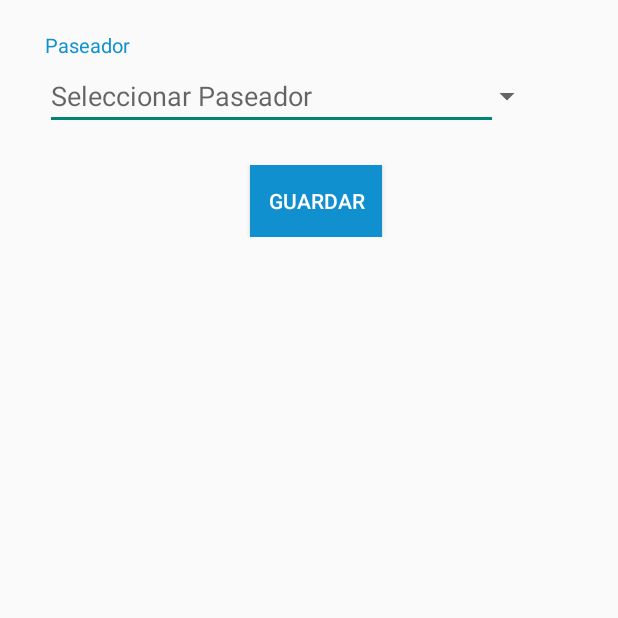
After one commit to UTN-FRBA-Mobile/Dogger, an Android app: the SeleccionarPaseadorActivity screen opened directly, with no data from a screen before it, on a phone screen of 412 x 824 dp, the top half of it. The commit adds this screen. Run offline under Robolectric (Android 15) with nearby library versions, the light colour scheme and no system bars; our stand-ins replace Firebase (no records; nobody signed in at launch, a user with empty details on screens opened directly).

Commit message:
Agrego vista para seleccionar Paseador

```diff
--- a/app/src/main/AndroidManifest.xml
+++ b/app/src/main/AndroidManifest.xml
@@ -38,6 +38,7 @@
         <activity android:name=".CalendarioPaseadorActivity" />
         <activity android:name=".UserProfileActivity" />
         <activity android:name=".RegisterActivity" />
+        <activity android:name=".SeleccionarPaseadorActivity" />
         <activity android:name=".MainActivity" />
         <activity
             android:name=".LoginActivity"
--- /dev/null
+++ b/app/src/main/java/com/example/dogger/SeleccionarPaseadorActivity.kt
@@ -0,0 +1,126 @@
+package com.example.dogger
+
+import android.content.Intent
+import android.os.Bundle
+import android.text.TextUtils
+import android.view.View
+import android.widget.*
+import androidx.appcompat.app.AppCompatActivity
+import com.example.dogger.com.example.dogger.User
+import com.google.firebase.auth.FirebaseAuth
+import com.google.firebase.auth.FirebaseUser
+import com.google.firebase.database.*
+import com.google.firebase.database.DataSnapshot
+
+
+class SeleccionarPaseadorActivity : AppCompatActivity() {
+
+    private lateinit var txtsp: AutoCompleteTextView
+
+    private lateinit var spinner: Spinner
+
+    private lateinit var database: FirebaseDatabase
+    private lateinit var dfReference: DatabaseReference
+    private lateinit var auth: FirebaseAuth
+    private lateinit var user: FirebaseUser
+
+    override fun onCreate(savedInstanceState: Bundle?) {
+        super.onCreate(savedInstanceState)
+        setContentView(R.layout.activity_seleccionar_paseador)
+
+        auth = FirebaseAuth.getInstance()
+        database = FirebaseDatabase.getInstance()
+        dfReference = database.getReference()
+        user = auth.currentUser!!
+
+        txtsp = findViewById(R.id.txtsp)
+        spinner = findViewById(R.id.spinner)
+
+        val ref = dfReference.child("User")
+        ref.addValueEventListener(object :
+            ValueEventListener {
+            override fun onDataChange(dataSnapshot: DataSnapshot) {
+                val users = arrayListOf<String>()
+                users.add("")
+                for (userDataSnapshot in dataSnapshot.children) {
+                    val user = userDataSnapshot.getValue(User::class.java)
+                    if (user != null) {
+                        if("Paseador".equals(user.userType)){
+                            users.add(user.name)
+                        }
+                    }
+                }
+                val arrayAdapter =
+                    ArrayAdapter(applicationContext, android.R.layout.simple_spinner_item, users)
+                arrayAdapter.setDropDownViewResource(android.R.layout.simple_spinner_dropdown_item)
+                spinner.adapter = arrayAdapter
+            }
+
+            override fun onCancelled(databaseError: DatabaseError) =
+                Toast.makeText(applicationContext, databaseError.getMessage(), Toast.LENGTH_LONG).show()
+
+        })
+
+        //set spinner
+        spinner.setOnItemSelectedListener(object : AdapterView.OnItemSelectedListener {
+            override fun onItemSelected(parent: AdapterView<*>, view: View, position: Int, id: Long) {
+                txtsp.setText(spinner.getSelectedItem().toString())
+                txtsp.dismissDropDown()
+            }
+
+            override fun onNothingSelected(parent: AdapterView<*>) {
+                txtsp.setText(spinner.getSelectedItem().toString())
+                txtsp.dismissDropDown()
+            }
+        })
+
+    }
+
+    fun save(view: View) {
+        var txtPaseador = txtsp.text.toString()
+        var isUpdate = false
+        if(!TextUtils.isEmpty(txtPaseador)){
+            val ref = dfReference.child("User")
+            ref.addValueEventListener(object :
+                ValueEventListener {
+                override fun onDataChange(dataSnapshot: DataSnapshot) {
+                    var id_paseador = ""
+                    for (userDataSnapshot in dataSnapshot.children) {
+                        if(!isUpdate){
+                            val user = userDataSnapshot.getValue(User::class.java)
+                            if (user != null) {
+                                if(txtPaseador.equals(user.name)){
+                                    var userAuxId= userDataSnapshot.key
+                                    if (userAuxId != null) {
+                                        id_paseador = userAuxId
+                                        isUpdate = true
+                                        updateUser(id_paseador)
+                                        break
+                                    }
+                                }
+                            }
+                        }else{
+                            break
+                        }
+                    }
+                }
+
+                override fun onCancelled(databaseError: DatabaseError) =
+                    Toast.makeText(applicationContext, databaseError.getMessage(), Toast.LENGTH_LONG).show()
+
+            })
+        }else{
+            Toast.makeText(applicationContext, "Seleccione un Paseador para poder continuar", Toast.LENGTH_LONG).show()
+        }
+    }
+
+    private fun updateUser(id_paseador: String) {
+        var duenio = dfReference.child("User").child(user?.uid)
+        duenio.child("id_paseador").setValue(id_paseador)
+
+        var paseador = dfReference.child("User").child(id_paseador)
+        paseador.child("duenios").push().setValue(user?.uid)
+
+        startActivity(Intent(this,DuenioInicioActivity::class.java))
+    }
+}
--- /dev/null
+++ b/app/src/main/res/layout/activity_seleccionar_paseador.xml
@@ -0,0 +1,86 @@
+<?xml version="1.0" encoding="utf-8"?>
+<RelativeLayout xmlns:android="http://schemas.android.com/apk/res/android"
+    xmlns:app="http://schemas.android.com/apk/res-auto"
+    xmlns:tools="http://schemas.android.com/tools"
+    android:layout_width="match_parent"
+    android:layout_height="match_parent"
+    tools:context=".SeleccionarPaseadorActivity" >
+
+    <RelativeLayout
+        android:layout_width="match_parent"
+        android:layout_height="match_parent">
+
+        <RelativeLayout
+            android:layout_width="match_parent"
+            android:layout_height="match_parent"
+            android:layout_below="@+id/rellay1">
+
+            <LinearLayout
+                android:layout_width="match_parent"
+                android:layout_height="wrap_content"
+                android:orientation="vertical"
+                android:layout_marginTop="5dp"
+                android:layout_marginLeft="30dp"
+                android:layout_marginRight="30dp">
+
+                <LinearLayout
+                    android:layout_width="match_parent"
+                    android:layout_height="wrap_content"
+                    android:layout_marginTop="15dp"
+                    android:orientation="vertical">
+                    <TextView
+                        android:layout_width="wrap_content"
+                        android:layout_height="wrap_content"
+                        android:text="Paseador"
+                        android:textColor="@color/headings"
+                        android:textSize="13sp"/>
+
+                    <LinearLayout
+                        android:layout_marginBottom="5dp"
+                        android:layout_width="match_parent"
+                        android:layout_height="wrap_content"
+                        android:orientation="horizontal">
+                        <AutoCompleteTextView
+                            android:layout_weight="1"
+                            android:id="@+id/txtsp"
+                            android:hint="Seleccionar Paseador"
+                            android:layout_width="0dp"
+                            android:layout_height= "wrap_content"
+                            android:theme="@style/Autocomplete"/>
+                        <Spinner
+                            android:id="@+id/spinner"
+                            android:layout_marginRight="20dp"
+                            android:layout_width="30dp"
+                            android:layout_height="50dp"/>
+                    </LinearLayout>
+
+                </LinearLayout>
+
+                <LinearLayout
+                    android:id="@+id/buttonView"
+                    android:layout_width="match_parent"
+                    android:layout_height="wrap_content"
+                    android:layout_marginTop="15dp"
+                    android:orientation="horizontal"
+                    android:gravity="center_horizontal">
+
+
+                    <Button
+                        android:onClick="save"
+                        android:id="@+id/buttonUpdate"
+                        android:layout_width="wrap_content"
+                        android:layout_height="wrap_content"
+                        android:text="GUARDAR"
+                        android:layout_gravity="center"
+                        android:background="@color/headings"
+                        android:textColor="@android:color/white"
+                        android:layout_marginLeft="10dp"
+                        />
+
+                </LinearLayout>
+
+            </LinearLayout>
+        </RelativeLayout>
+
+    </RelativeLayout>
+</RelativeLayout>
```
Also changed, not shown: app/src/main/java/com/example/dogger/LoginActivity.kt (+16 -10 lines), app/src/main/java/com/example/dogger/User.kt (added, +10 -0 lines).
